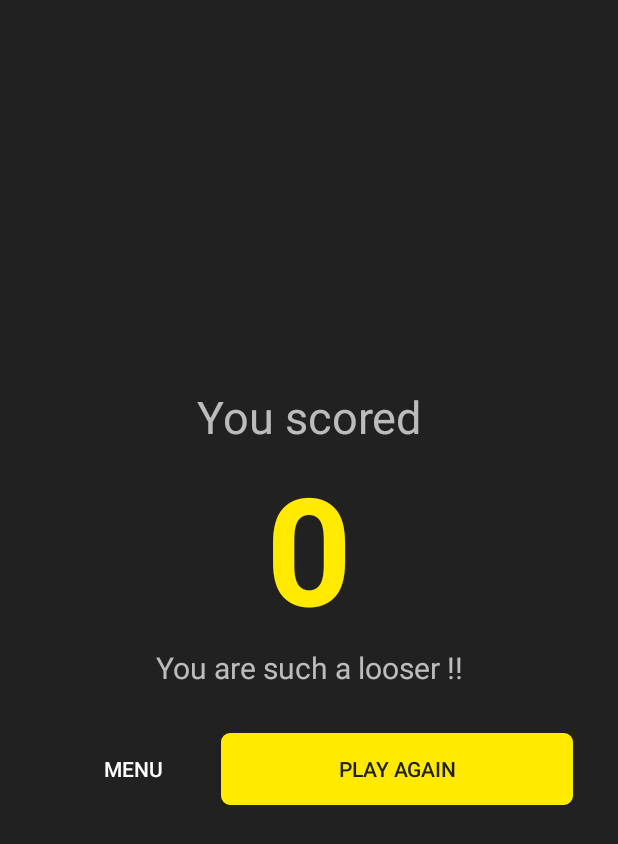
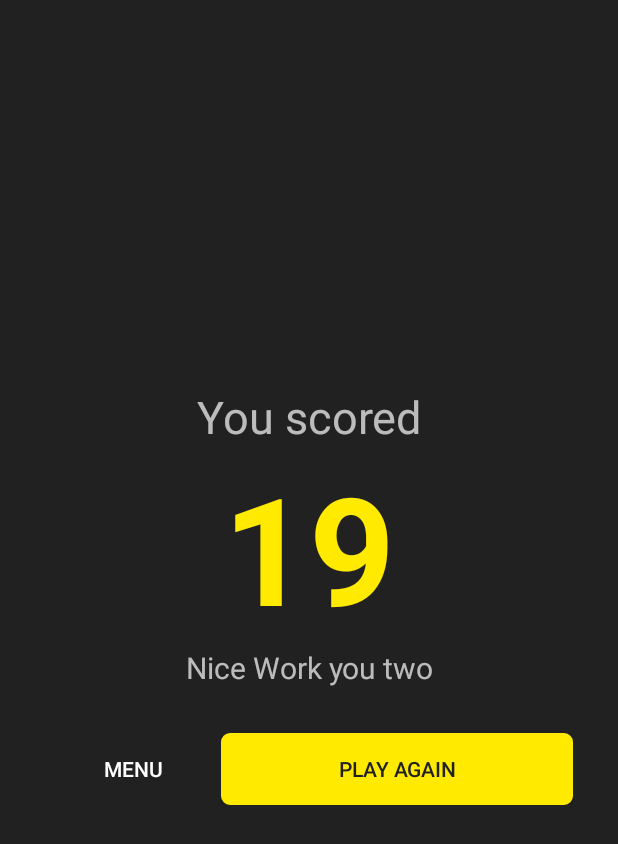
Before and after one commit to Minauras/LockBreaker, an Android app: the FinalScreenActivity screen opened directly, with no data from a screen before it, on a phone screen of 412 x 824 dp. Shown: the top 844 px of the screen. Run offline under Robolectric (Android 15) with nearby library versions, the phone set to English and light mode, and no system bars.

Commit message:
final screen

```diff
--- a/app/src/main/java/com/fontbonne/ley/clerc/lockbreaker/FinalScreenActivity.java
+++ b/app/src/main/java/com/fontbonne/ley/clerc/lockbreaker/FinalScreenActivity.java
@@ -19,23 +19,67 @@ import android.view.MenuItem;
 import android.view.View;
 import android.view.ViewGroup;
 
+import android.widget.Button;
 import android.widget.TextView;
 
 import java.util.List;
 
 public class FinalScreenActivity extends MiniGame {
 
+
+    private TextView mScoreTextView;
+    private TextView mMessageTextView;
+
+    private Button mMenuButton;
+    private Button mPlayAgainButton;
+
+
     public FinalScreenActivity(List<Class> gameActivity) { super(gameActivity); }
 
     public FinalScreenActivity(){ super(); }
+
 
     @Override
     protected void onCreate(Bundle savedInstanceState) {
         super.onCreate(savedInstanceState);
         setContentView(R.layout.activity_final_screen);
 
+        Log.d("NICOLAS", "HEY");
 
+        mScoreTextView = (TextView) findViewById(R.id.scoreTextView);
+        mMessageTextView = (TextView) findViewById(R.id.messageTextView);
+
+        mMenuButton = (Button) findViewById(R.id.menuButton);
+        mPlayAgainButton = (Button) findViewById(R.id.playAgainButton);
+
+
+        String message;
+        totalScore = 19;
+
+        Log.d("NICOLAS", "HEY Here " + totalScore);
+
+
+        if (totalScore > 50){
+            message = "You're good !";
+        } else if (totalScore > 10){
+            message = "Nice Work you two";
+        } else {
+            message = "You really need to learn to communicate :/";
+        }
+
+        Log.d("NICOLAS", "HEY Here " + totalScore);
+
+        mScoreTextView.setText(String.valueOf(totalScore));
+        mMessageTextView.setText(message);
 
     }
 
+    public void goToMenu(View view) {
+        Intent toMenu = new Intent(FinalScreenActivity.this, StartGameActivity.class);
+        startActivity(toMenu);
+    }
+
+    public void playAgain(View view) {
+
+    }
 }
--- a/app/src/main/java/com/fontbonne/ley/clerc/lockbreaker/StartGameActivity.java
+++ b/app/src/main/java/com/fontbonne/ley/clerc/lockbreaker/StartGameActivity.java
@@ -23,6 +23,7 @@ public class StartGameActivity extends MiniGame{
     private Button mStartButton;
     private Button mOptionButton;
     private Button mStatButton;
+
     private static int NBRMINIGAMES = 2;
     private int nbrGames = 2;
 
--- a/app/src/main/res/layout/activity_final_screen.xml
+++ b/app/src/main/res/layout/activity_final_screen.xml
@@ -34,7 +34,7 @@
             android:typeface="normal" />
 
         <TextView
-            android:id="@+id/jugmentTextView"
+            android:id="@+id/messageTextView"
             android:layout_width="match_parent"
             android:layout_height="wrap_content"
             android:fontFamily="sans-serif"
@@ -51,19 +51,23 @@
             android:orientation="horizontal">
 
             <Button
+                android:id="@+id/menuButton"
                 android:layout_width="0dp"
                 android:layout_weight="1"
                 android:layout_height="wrap_content"
                 android:background="@color/colorPrimaryDark"
-                android:text="Menu"/>
+                android:text="Menu"
+                android:onClick="goToMenu"/>
 
             <Button
+                android:id="@+id/playAgainButton"
                 android:layout_width="0dp"
                 android:layout_weight="2"
                 android:layout_height="wrap_content"
                 android:background="@drawable/button_important_background"
                 android:textColor="@color/colorPrimaryDark"
-                android:text="Play Again"/>
+                android:text="Play Again"
+                android:onClick="playAgain"/>
 
         </LinearLayout>
 
```
